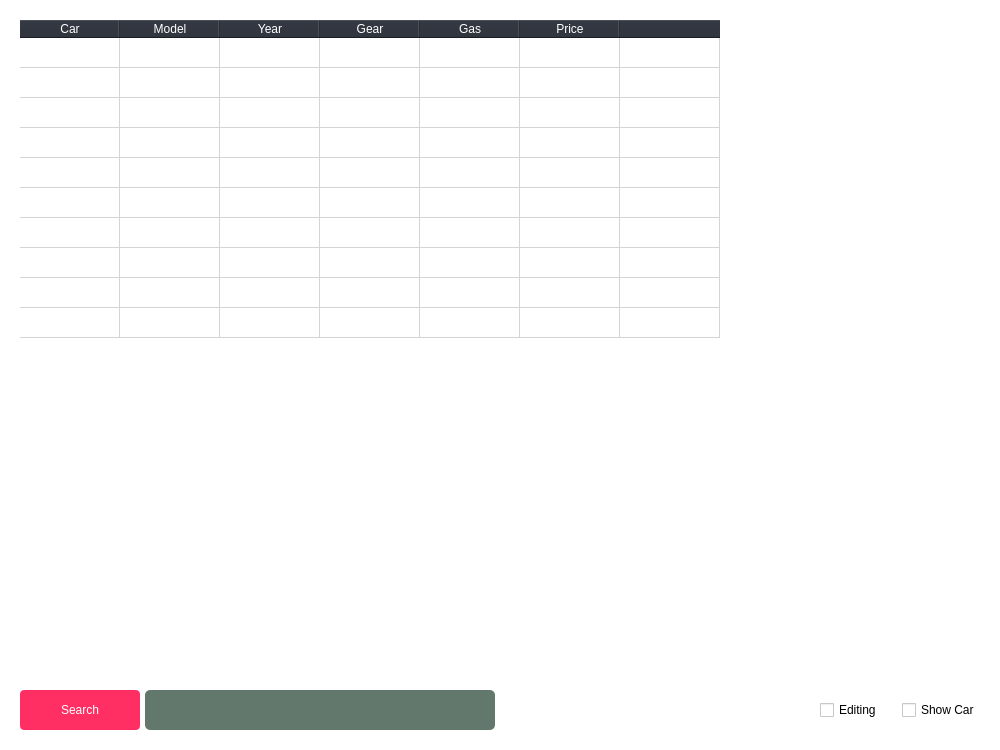
Before: the Qt Designer form ui/uiFiles/adminMainWindow.ui in efeKbkci/CarRentalApp, drawn with Qt 5.
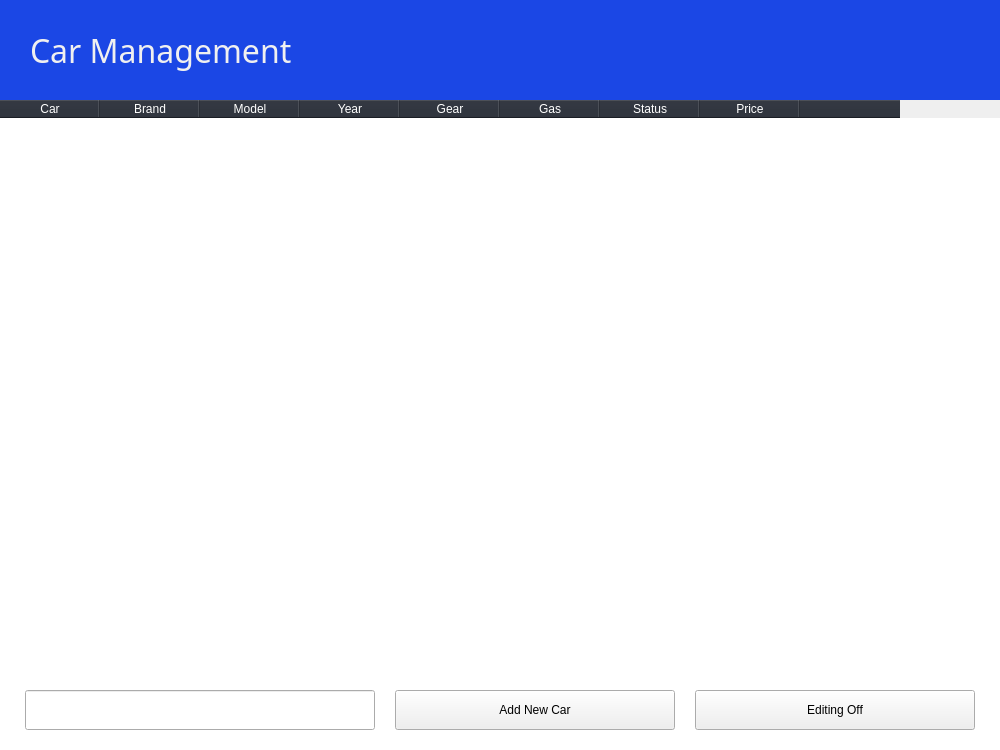
After: the same form once the commit is applied.

Patch:
```diff
--- a/ui/uiFiles/adminMainWindow.ui
+++ b/ui/uiFiles/adminMainWindow.ui
@@ -10,28 +10,92 @@
     <height>750</height>
    </rect>
   </property>
+  <property name="sizePolicy">
+   <sizepolicy hsizetype="Maximum" vsizetype="Maximum">
+    <horstretch>0</horstretch>
+    <verstretch>0</verstretch>
+   </sizepolicy>
+  </property>
+  <property name="minimumSize">
+   <size>
+    <width>800</width>
+    <height>600</height>
+   </size>
+  </property>
   <property name="windowTitle">
    <string>Form</string>
   </property>
   <property name="styleSheet">
-   <string notr="true">background-color: rgb(255, 255, 255);</string>
+   <string notr="true">#admin_main {
+	background-color: white;
+}</string>
   </property>
   <layout class="QVBoxLayout" name="verticalLayout_2">
    <property name="spacing">
-    <number>10</number>
+    <number>0</number>
    </property>
    <property name="leftMargin">
-    <number>20</number>
+    <number>0</number>
    </property>
    <property name="topMargin">
-    <number>20</number>
+    <number>0</number>
    </property>
    <property name="rightMargin">
-    <number>20</number>
+    <number>0</number>
    </property>
    <property name="bottomMargin">
     <number>20</number>
    </property>
+   <item>
+    <widget class="QWidget" name="titleWidget" native="true">
+     <property name="sizePolicy">
+      <sizepolicy hsizetype="Expanding" vsizetype="Fixed">
+       <horstretch>0</horstretch>
+       <verstretch>0</verstretch>
+      </sizepolicy>
+     </property>
+     <property name="minimumSize">
+      <size>
+       <width>0</width>
+       <height>100</height>
+      </size>
+     </property>
+     <property name="maximumSize">
+      <size>
+       <width>16777215</width>
+       <height>100</height>
+      </size>
+     </property>
+     <property name="styleSheet">
+      <string notr="true">QLabel {
+	color: #F0F0F0;
+}
+
+#titleWidget {
+	background-color: #1B47E5;
+}
+</string>
+     </property>
+     <layout class="QHBoxLayout" name="horizontalLayout_3">
+      <property name="leftMargin">
+       <number>30</number>
+      </property>
+      <item>
+       <widget class="QLabel" name="label">
+        <property name="font">
+         <font>
+          <family>Roboto Mono</family>
+          <pointsize>24</pointsize>
+         </font>
+        </property>
+        <property name="text">
+         <string>Car Management</string>
+        </property>
+       </widget>
+      </item>
+     </layout>
+    </widget>
+   </item>
    <item>
     <widget class="QTableWidget" name="table">
      <property name="layoutDirection">
@@ -64,7 +128,7 @@
       <bool>true</bool>
      </property>
      <property name="rowCount">
-      <number>10</number>
+      <number>0</number>
      </property>
      <attribute name="horizontalHeaderVisible">
       <bool>true</bool>
@@ -75,21 +139,16 @@
      <attribute name="verticalHeaderVisible">
       <bool>false</bool>
      </attribute>
-     <row/>
-     <row/>
-     <row/>
-     <row/>
-     <row/>
-     <row/>
-     <row/>
-     <row/>
-     <row/>
-     <row/>
      <column>
       <property name="text">
        <string>Car</string>
       </property>
      </column>
+     <column>
+      <property name="text">
+       <string>Brand</string>
+      </property>
+     </column>
      <column>
       <property name="text">
        <string>Model</string>
@@ -110,6 +169,11 @@
        <string>Gas</string>
       </property>
      </column>
+     <column>
+      <property name="text">
+       <string>Status</string>
+      </property>
+     </column>
      <column>
       <property name="text">
        <string>Price</string>
@@ -127,46 +191,17 @@
      <property name="spacing">
       <number>20</number>
      </property>
-     <item>
-      <layout class="QHBoxLayout" name="horizontalLayout_2">
-       <property name="spacing">
-        <number>5</number>
-       </property>
-       <item>
-        <widget class="QPushButton" name="searchBtn">
-         <property name="sizePolicy">
-          <sizepolicy hsizetype="Fixed" vsizetype="Preferred">
-           <horstretch>0</horstretch>
-           <verstretch>0</verstretch>
-          </sizepolicy>
-         </property>
-         <property name="minimumSize">
-          <size>
-           <width>120</width>
-           <height>0</height>
-          </size>
-         </property>
-         <property name="maximumSize">
-          <size>
-           <width>120</width>
-           <height>16777215</height>
-          </size>
-         </property>
-         <property name="styleSheet">
-          <string notr="true">QPushButton {
-	background-color: rgb(255, 46, 99);
-	color : white;
-	border-radius: 4px;
-	font: 57 11pt &quot;Roboto Mono Medium&quot;;
-}</string>
-         </property>
-         <property name="text">
-          <string>Search</string>
-         </property>
-        </widget>
-       </item>
+     <property name="leftMargin">
+      <number>25</number>
+     </property>
+     <property name="topMargin">
+      <number>25</number>
+     </property>
+     <property name="rightMargin">
+      <number>25</number>
+     </property>
        <item>
-        <widget class="QLineEdit" name="searchTf">
+      <widget class="QLineEdit" name="search_tf">
          <property name="sizePolicy">
           <sizepolicy hsizetype="Minimum" vsizetype="Fixed">
            <horstretch>0</horstretch>
@@ -186,50 +221,33 @@
           </size>
          </property>
          <property name="styleSheet">
-          <string notr="true">QLineEdit {
-	padding-left : 10px;
-	border: None;
-	border-radius : 5px;
-	background-color: rgba(32, 64, 48, 180);
-	color : white;
-}
-
-</string>
+        <string notr="true"/>
          </property>
         </widget>
        </item>
        <item>
-        <spacer name="horizontalSpacer">
-         <property name="orientation">
-          <enum>Qt::Horizontal</enum>
-         </property>
-         <property name="sizeHint" stdset="0">
+      <widget class="QPushButton" name="add_car_btn">
+       <property name="minimumSize">
           <size>
-           <width>40</width>
-           <height>20</height>
-          </size>
-         </property>
-        </spacer>
-       </item>
-      </layout>
-     </item>
-     <item>
-      <widget class="QCheckBox" name="enableEditingBox">
-       <property name="sizePolicy">
-        <sizepolicy hsizetype="Maximum" vsizetype="Fixed">
-         <horstretch>0</horstretch>
-         <verstretch>0</verstretch>
-        </sizepolicy>
-       </property>
+         <width>0</width>
+         <height>40</height>
+        </size>
+       </property>
        <property name="text">
-        <string>Editing</string>
+        <string>Add New Car</string>
        </property>
       </widget>
      </item>
      <item>
-      <widget class="QCheckBox" name="carBox">
+      <widget class="QPushButton" name="editing_active_btn">
+       <property name="minimumSize">
+        <size>
+         <width>0</width>
+         <height>40</height>
+        </size>
+       </property>
        <property name="text">
-        <string>Show Car</string>
+        <string>Editing Off</string>
        </property>
       </widget>
      </item>
```
Left out of the diff: 5 changed lines with no effect on the pictures. Lines whose indentation alone changed are shown as unchanged.
